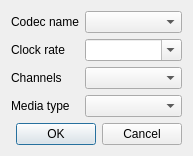
Qt form src/plugins/jinglertp/payloadtypeeditdialog.ui (eyecu-im/eyecu-qt) before a commit.
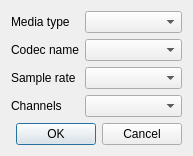
The same form after that commit.

Commit message: Payload type management fully implemented.

```diff
--- a/src/plugins/jinglertp/payloadtypeeditdialog.ui
+++ b/src/plugins/jinglertp/payloadtypeeditdialog.ui
@@ -7,7 +7,7 @@
     <x>0</x>
     <y>0</y>
     <width>193</width>
-    <height>147</height>
+    <height>153</height>
    </rect>
   </property>
   <property name="sizePolicy">
@@ -20,7 +20,7 @@
    <string>Payload type</string>
   </property>
   <layout class="QFormLayout" name="formLayout">
-   <item row="0" column="0">
+   <item row="1" column="0">
     <widget class="QLabel" name="lblCodecName">
      <property name="text">
       <string>Codec name</string>
@@ -30,17 +30,17 @@
      </property>
     </widget>
    </item>
-   <item row="1" column="0">
-    <widget class="QLabel" name="lblClockRate">
-     <property name="text">
-      <string>Clock rate</string>
-     </property>
-     <property name="buddy">
-      <cstring>cmbClockRate</cstring>
-     </property>
-    </widget>
-   </item>
    <item row="2" column="0">
+    <widget class="QLabel" name="lblSampleRate">
+     <property name="text">
+      <string>Sample rate</string>
+     </property>
+     <property name="buddy">
+      <cstring>cmbSampleRate</cstring>
+     </property>
+    </widget>
+   </item>
+   <item row="3" column="0">
     <widget class="QLabel" name="lblChannels">
      <property name="text">
       <string>Channels</string>
@@ -50,23 +50,10 @@
      </property>
     </widget>
    </item>
-   <item row="3" column="0">
-    <widget class="QLabel" name="lblMediaType">
-     <property name="text">
-      <string>Media type</string>
-     </property>
-     <property name="buddy">
-      <cstring>cmbMediaType</cstring>
-     </property>
-    </widget>
-   </item>
-   <item row="2" column="1">
-    <widget class="QComboBox" name="cmbChannels"/>
-   </item>
    <item row="3" column="1">
-    <widget class="QComboBox" name="cmbMediaType"/>
+    <widget class="QComboBox" name="cmbChannels"/>
    </item>
-   <item row="4" column="0" colspan="2">
+   <item row="5" column="0" colspan="2">
     <widget class="QDialogButtonBox" name="buttonBox">
      <property name="orientation">
       <enum>Qt::Horizontal</enum>
@@ -76,16 +63,25 @@
      </property>
     </widget>
    </item>
+   <item row="2" column="1">
+    <widget class="QComboBox" name="cmbSampleRate"/>
+   </item>
    <item row="1" column="1">
-    <widget class="QComboBox" name="cmbClockRate">
-     <property name="editable">
-      <bool>true</bool>
-     </property>
-    </widget>
-   </item>
-   <item row="0" column="1">
     <widget class="QComboBox" name="cmbCodecName"/>
    </item>
+   <item row="0" column="0">
+    <widget class="QLabel" name="lblMediaType">
+     <property name="text">
+      <string>Media type</string>
+     </property>
+     <property name="buddy">
+      <cstring>cmbMediaType</cstring>
+     </property>
+    </widget>
+   </item>
+   <item row="0" column="1">
+    <widget class="QComboBox" name="cmbMediaType"/>
+   </item>
   </layout>
  </widget>
  <tabstops>
```
Left out of the diff: 131 changed lines with no effect on the pictures. The commit also changes 6 other files.
